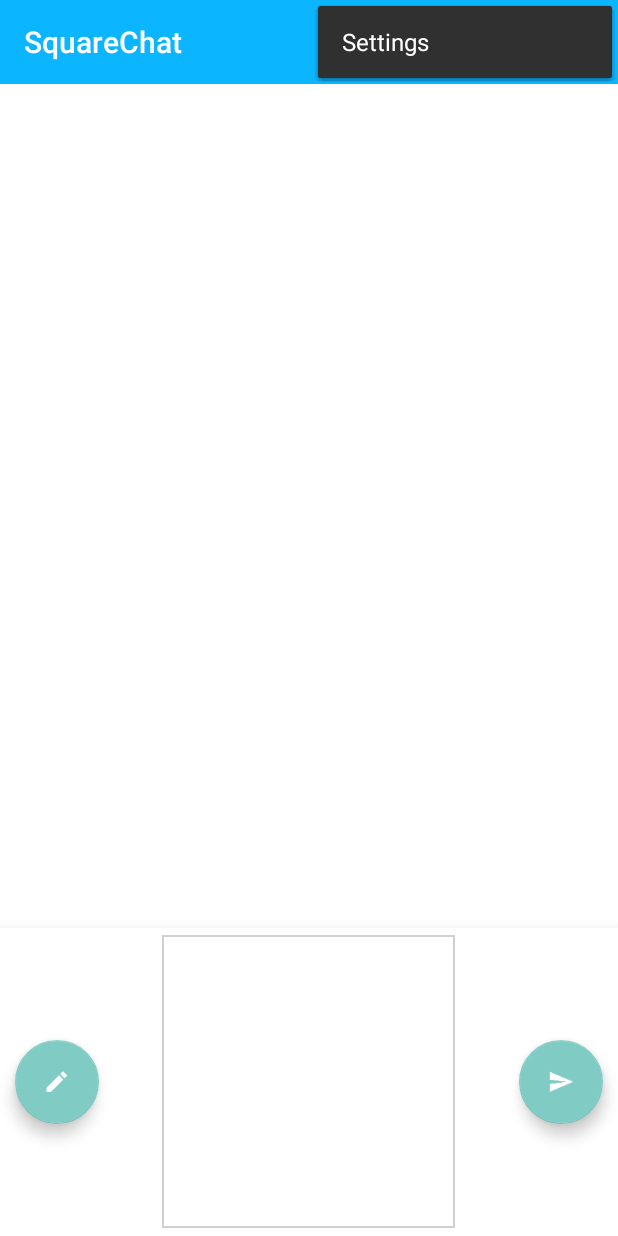
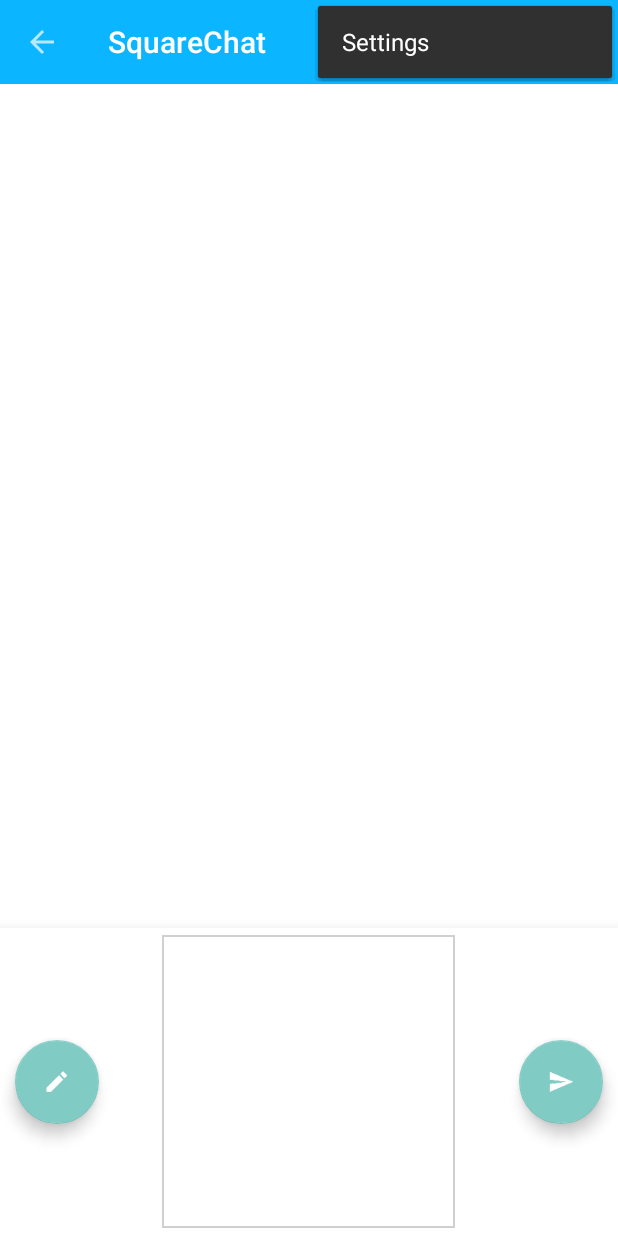
Before and after one commit to Leonardo-Ciocan/SquareChat, an Android app: the MainActivity screen opened directly, with no data from a screen before it, with the options menu open, on a phone screen of 412 x 824 dp. Run offline under Robolectric (Android 15) with nearby library versions, the light colour scheme and no system bars; libraries missing offline, so code that uses them is left out: com.getpebble.android, com.melnykov.fab; plain views replace FloatingActionButton; 10 statements that could not run were skipped.

Commit message:
Revert "Revert "Avatar and stuff""
This reverts commit 5c7672c28680848eaad275c2e73d872d305f1b94.

```diff
--- a/app/src/main/AndroidManifest.xml
+++ b/app/src/main/AndroidManifest.xml
@@ -13,6 +13,9 @@
         <activity
             android:name=".MainActivity"
             android:label="@string/app_name" >
+            <meta-data
+                android:name="android.support.PARENT_ACTIVITY"
+                android:value=".ConversationsActivity" />
         </activity>
         <activity
             android:name=".ConversationsActivity"
--- a/app/src/main/java/nsl/squarechat/MainActivity.java
+++ b/app/src/main/java/nsl/squarechat/MainActivity.java
@@ -81,21 +81,7 @@ public class MainActivity extends ActionBarActivity {
         toolbar.setTitle("Chatting with " + Core.ChattingTo.getUsername());
 
         setSupportActionBar(toolbar);
-        DrawerLayout drawerLayout = (DrawerLayout) findViewById(R.id.drawer);
-        toggle = new ActionBarDrawerToggle(MainActivity.this, drawerLayout, R.string.abc_action_mode_done, R.string.abc_action_mode_done) {
-            @Override
-            public void onDrawerClosed(View drawerView) {
-
-                super.onDrawerClosed(drawerView);
-            }
-
-            @Override
-            public void onDrawerOpened(View drawerView) {
-                super.onDrawerOpened(drawerView);
-            }
-        };
-        toggle.setDrawerIndicatorEnabled(true);
-        drawerLayout.setDrawerListener(toggle);
+        getSupportActionBar().setDisplayHomeAsUpEnabled(true);
 
         currentSquare = (SquareView) findViewById(R.id.currentSquare);
 
@@ -307,8 +293,7 @@ public class MainActivity extends ActionBarActivity {
         // automatically handle clicks on the Home/Up button, so long
         // as you specify a parent activity in AndroidManifest.xml.
         int id = item.getItemId();
-        if (toggle.onOptionsItemSelected(item))
-            return true;
+
         //noinspection SimplifiableIfStatement
         if (id == R.id.action_settings) {
             return true;
```
